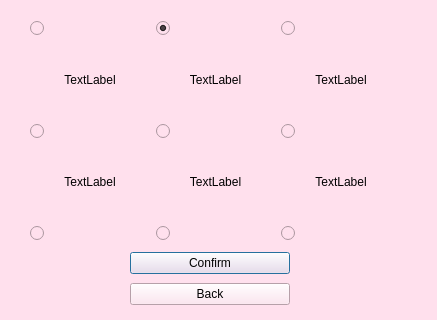
First picture: the form in client/registration.ui, repository Taifin/ChitChat, before the edit; both pictures show x 0 to 437 and y 221 to 541 of the 437 by 541 pixel window.
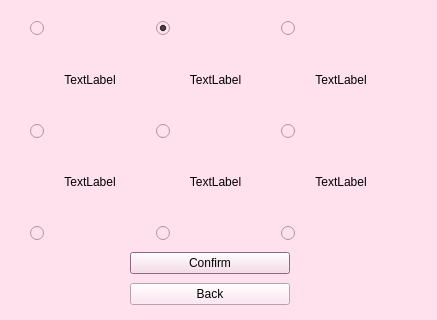
Second picture: the form after the edit.

Diff of the .ui file:
```diff
--- a/client/registration.ui
+++ b/client/registration.ui
@@ -114,7 +114,8 @@
     <item>
      <widget class="QPushButton" name="confirm_button">
       <property name="styleSheet">
-       <string notr="true">font: 700 10pt &quot;Source Code Pro&quot;;</string>
+       <string notr="true">selection-background-color: rgb(173, 127, 168);
+font: 700 10pt &quot;Source Code Pro&quot;;</string>
       </property>
       <property name="text">
        <string>Confirm</string>
```
Left out of the diff: 3 changed lines with no effect on the pictures.
